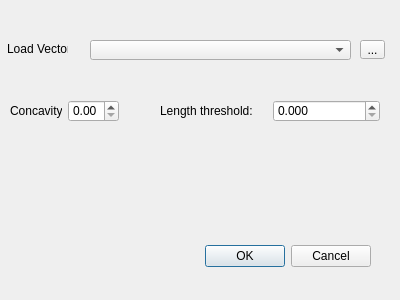
This is concaveman_qgis_dialog_base.ui in alexlipovka/concaveman_qgis as Qt 5 draws it before an edit. The edited form follows.
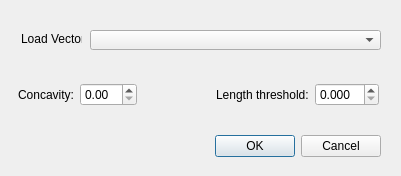
This is the edited form.

Patch:
```diff
--- a/concaveman_qgis_dialog_base.ui
+++ b/concaveman_qgis_dialog_base.ui
@@ -6,8 +6,8 @@
    <rect>
     <x>0</x>
     <y>0</y>
-    <width>400</width>
-    <height>300</height>
+    <width>401</width>
+    <height>176</height>
    </rect>
   </property>
   <property name="windowTitle">
@@ -16,8 +16,8 @@
   <widget class="QDialogButtonBox" name="button_box">
    <property name="geometry">
     <rect>
-     <x>30</x>
-     <y>240</y>
+     <x>40</x>
+     <y>130</y>
      <width>341</width>
      <height>32</height>
     </rect>
@@ -29,52 +29,43 @@
     <set>QDialogButtonBox::Cancel|QDialogButtonBox::Ok</set>
    </property>
   </widget>
-  <widget class="QComboBox" name="cbVectors">
+  <widget class="QWidget" name="layoutWidget">
    <property name="geometry">
     <rect>
-     <x>90</x>
-     <y>40</y>
-     <width>261</width>
-     <height>20</height>
-    </rect>
-   </property>
-  </widget>
-  <widget class="QToolButton" name="tbVectors">
-   <property name="geometry">
-    <rect>
-     <x>360</x>
-     <y>40</y>
-     <width>25</width>
-     <height>19</height>
-    </rect>
-   </property>
-   <property name="text">
-    <string>...</string>
-   </property>
-  </widget>
-  <widget class="QLabel" name="label">
-   <property name="geometry">
-    <rect>
-     <x>7</x>
-     <y>41</y>
-     <width>61</width>
-     <height>16</height>
-    </rect>
-   </property>
-   <property name="text">
-    <string>Load Vector:</string>
-   </property>
-  </widget>
-  <widget class="QWidget" name="">
-   <property name="geometry">
-    <rect>
-     <x>160</x>
-     <y>100</y>
-     <width>220</width>
-     <height>22</height>
+     <x>18</x>
+     <y>80</y>
+     <width>361</width>
+     <height>29</height>
     </rect>
    </property>
    <layout class="QHBoxLayout" name="horizontalLayout">
+    <item>
+     <layout class="QHBoxLayout" name="horizontalLayout_2">
+      <item>
+       <widget class="QLabel" name="label_2">
+        <property name="text">
+         <string>Concavity:</string>
+        </property>
+       </widget>
+      </item>
+      <item>
+       <widget class="QDoubleSpinBox" name="dsbConcavity"/>
+      </item>
+     </layout>
+    </item>
+    <item>
+     <spacer name="horizontalSpacer">
+      <property name="orientation">
+       <enum>Qt::Horizontal</enum>
+      </property>
+      <property name="sizeHint" stdset="0">
+       <size>
+        <width>40</width>
+        <height>20</height>
+       </size>
+      </property>
+     </spacer>
+    </item>
     <item>
      <widget class="QLabel" name="label_3">
       <property name="text">
@@ -91,27 +82,28 @@
     </item>
    </layout>
   </widget>
-  <widget class="QWidget" name="">
+  <widget class="QLabel" name="label">
    <property name="geometry">
     <rect>
-     <x>10</x>
-     <y>100</y>
-     <width>109</width>
-     <height>22</height>
+     <x>21</x>
+     <y>31</y>
+     <width>61</width>
+     <height>16</height>
     </rect>
    </property>
-   <layout class="QHBoxLayout" name="horizontalLayout_2">
-    <item>
-     <widget class="QLabel" name="label_2">
-      <property name="text">
-       <string>Concavity:</string>
-      </property>
-     </widget>
-    </item>
-    <item>
-     <widget class="QDoubleSpinBox" name="dsbConcavity"/>
-    </item>
-   </layout>
+   <property name="text">
+    <string>Load Vector:</string>
+   </property>
+  </widget>
+  <widget class="QComboBox" name="cbVectors">
+   <property name="geometry">
+    <rect>
+     <x>90</x>
+     <y>30</y>
+     <width>291</width>
+     <height>20</height>
+    </rect>
+   </property>
   </widget>
  </widget>
  <resources/>
```
